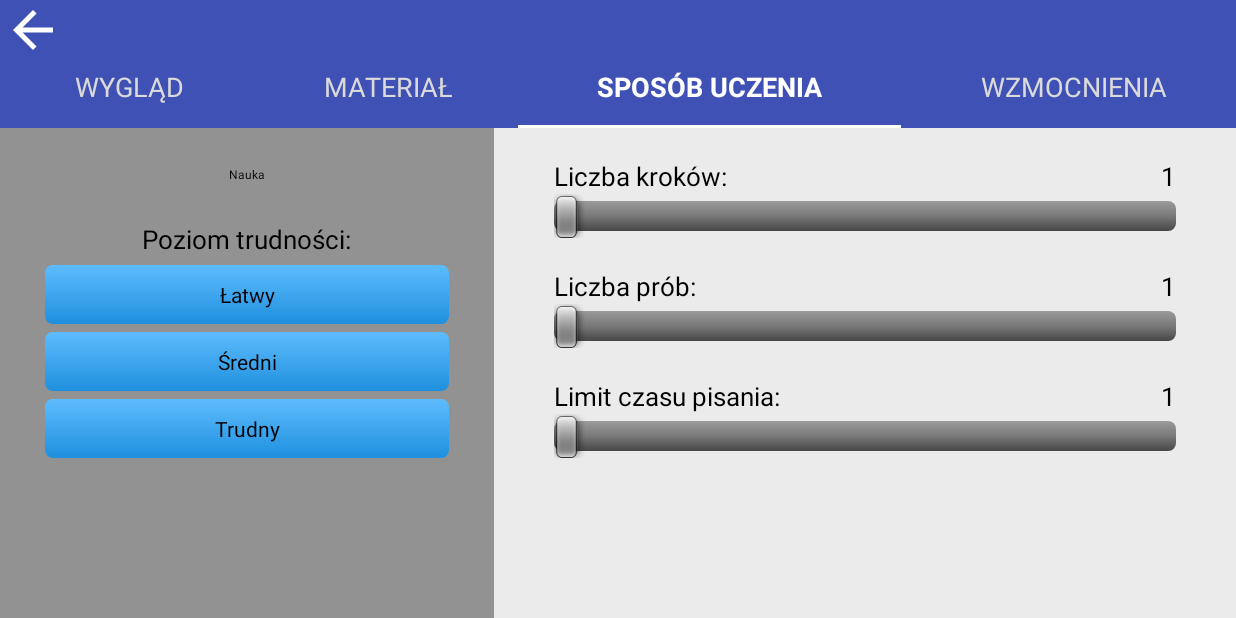
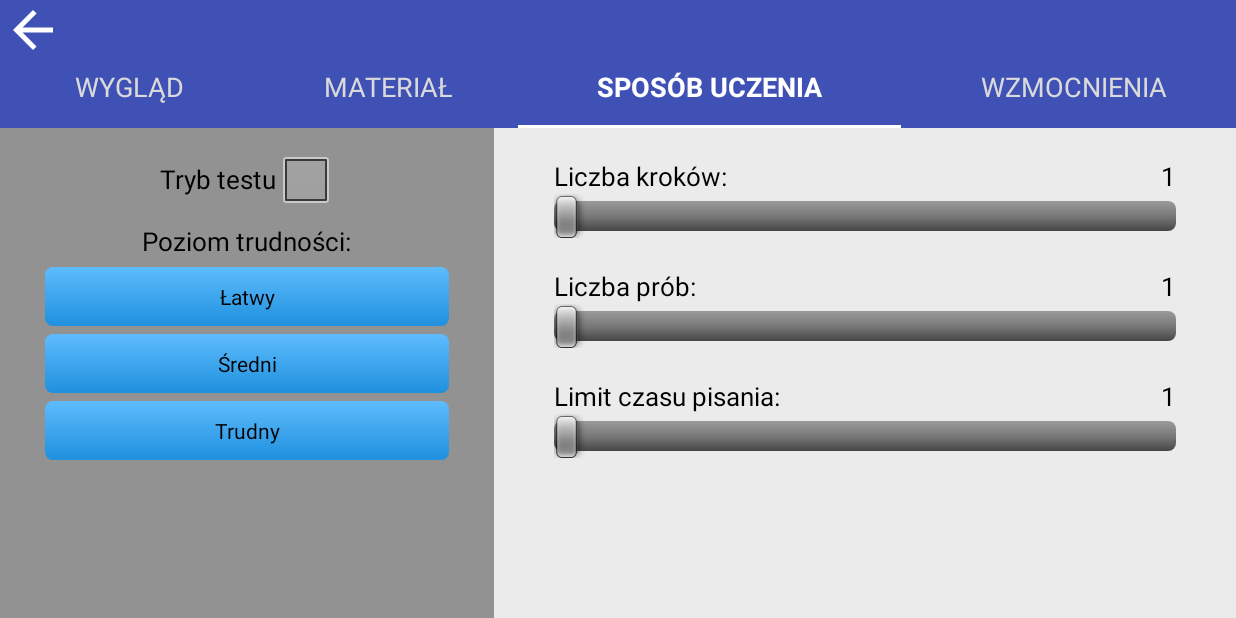
Before and after one commit to szotowicz/Friendly_letters, an Android app: the SettingsTabsActivity screen opened directly, with no data from a screen before it, after a tap on "SPOSÓB UCZENIA", on a phone screen of 824 x 412 dp (held sideways). Run offline under Robolectric (Android 15) with nearby library versions, the phone set to English and light mode, and no system bars; 14 statements that could not run were skipped; 2 other taps on this screen came first.

Commit message:
Test mode

```diff
--- a/app/src/main/assets/settings/configurations.json
+++ b/app/src/main/assets/settings/configurations.json
@@ -1 +1 @@
-[{"configurationName":"Domyślna konfiguracja","configurationActivated":true,"difficultyLevel":1,"numberOfLevels":40,"numberOfRepetitions":10,"timeLimit":7,"materialColors":["0"],"traceColors":["0"],"backgroundColors":["0"],"availableShapes":["FLshape_a.png","FLshape_b.png","FLshape_c.png","FLshape_1.png","FLshape_2.png","FLshape_3.png"],"availableCommands":["0"],"commandsReading":false,"commandsDisplaying":true,"availableVerbalPraises":["0"],"verbalPraisesReading":false}]
+[{"configurationName":"Domyślna konfiguracja","configurationActivated":true,"testMode":false,"difficultyLevel":1,"numberOfLevels":40,"numberOfRepetitions":10,"timeLimit":7,"materialColors":["0"],"traceColors":["0"],"backgroundColors":["0"],"availableShapes":["FLshape_a.png","FLshape_b.png","FLshape_c.png","FLshape_1.png","FLshape_2.png","FLshape_3.png"],"availableCommands":["0"],"commandsReading":false,"commandsDisplaying":true,"availableVerbalPraises":["0"],"verbalPraisesReading":false}]
--- a/app/src/main/java/com/pg/mikszo/friendlyletters/SettingsTabsActivity.java
+++ b/app/src/main/java/com/pg/mikszo/friendlyletters/SettingsTabsActivity.java
@@ -111,7 +111,6 @@ public class SettingsTabsActivity extends Activity {
     public void addMaterialToResourcesOnClick(View view) {
         final AddNewMaterial addNewMaterial = findViewById(R.id.addingShapeView);
 
-
         AlertDialog.Builder builder = new AlertDialog.Builder(this, AlertDialog.THEME_DEVICE_DEFAULT_LIGHT);
         builder.setTitle(R.string.check_creating_material_title);
         builder.setMessage(R.string.check_creating_material_message);
@@ -127,6 +126,10 @@ public class SettingsTabsActivity extends Activity {
                     if (!Character.isLetterOrDigit(markForNewMaterial.charAt(0))) {
                         markForNewMaterial = "";
                     }
+                    addNewMaterial.saveScreenImage(markForNewMaterial);
+                    addNewMaterial.cleanScreen();
+                    dialog.dismiss();
+                } else if (markForNewMaterial.length() == 0) {
                     addNewMaterial.saveScreenImage(markForNewMaterial);
                     addNewMaterial.cleanScreen();
                     dialog.dismiss();
--- a/app/src/main/java/com/pg/mikszo/friendlyletters/settings/Configuration.java
+++ b/app/src/main/java/com/pg/mikszo/friendlyletters/settings/Configuration.java
@@ -10,7 +10,21 @@
  */
 package com.pg.mikszo.friendlyletters.settings;
 
-public class Configuration extends Settings {
+public class Configuration {
     public String configurationName;
     public boolean configurationActivated;
+    public boolean testMode;
+    public int difficultyLevel;
+    public int numberOfLevels;
+    public int numberOfRepetitions;
+    public int timeLimit;
+    public String[] materialColors;
+    public String[] traceColors;
+    public String[] backgroundColors;
+    public String[] availableShapes;
+    public String[] availableCommands;
+    public boolean commandsReading;
+    public boolean commandsDisplaying;
+    public String[] availableVerbalPraises;
+    public boolean verbalPraisesReading;
 }
--- a/app/src/main/java/com/pg/mikszo/friendlyletters/settings/Settings.java
+++ /dev/null
@@ -1,27 +0,0 @@
-/*
- ******************************************************************************************
- *
- *    Part of the master's thesis
- *    Topic: "Supporting the development of fine motor skills in children using IT tools"
- *
- *    FRIENDLY LETTERS created by Mikolaj Szotowicz : https://github.com/szotowicz
- *
- ****************************************************************************************
- */
-package com.pg.mikszo.friendlyletters.settings;
-
-public class Settings {
-    public int difficultyLevel;
-    public int numberOfLevels;
-    public int numberOfRepetitions;
-    public int timeLimit;
-    public String[] materialColors;
-    public String[] traceColors;
-    public String[] backgroundColors;
-    public String[] availableShapes;
-    public String[] availableCommands;
-    public boolean commandsReading;
-    public boolean commandsDisplaying;
-    public String[] availableVerbalPraises;
-    public boolean verbalPraisesReading;
-}
--- a/app/src/main/java/com/pg/mikszo/friendlyletters/views/configurationApp/TabMenuLearning.java
+++ b/app/src/main/java/com/pg/mikszo/friendlyletters/views/configurationApp/TabMenuLearning.java
@@ -15,6 +15,8 @@ import android.graphics.drawable.Drawable;
 import android.support.v4.content.ContextCompat;
 import android.view.View;
 import android.widget.Button;
+import android.widget.CheckBox;
+import android.widget.CompoundButton;
 import android.widget.SeekBar;
 import android.widget.TextView;
 
@@ -41,10 +43,25 @@ public class TabMenuLearning {
     }
 
     private void createViewElements() {
+        createLearningModeView();
         createDifficultyLevelView();
         createLevelCountView();
         createAttemptCountView();
         createTimeLimitView();
+    }
+
+    private void createLearningModeView() {
+        CheckBox learningModeCheckBox = activity.findViewById(R.id.settings_learning_mode);
+        learningModeCheckBox.setChecked(configuration.testMode);
+        learningModeCheckBox.setOnCheckedChangeListener(new CompoundButton.OnCheckedChangeListener() {
+            @Override
+            public void onCheckedChanged(CompoundButton compoundButton, boolean b) {
+                configuration.testMode = !configuration.testMode;
+                settingsManager.updateFileWithConfigurations(configuration, configurationID);
+                SeekBar seekBarAttemptCount = activity.findViewById(R.id.seek_bar_attempt_count);
+                seekBarAttemptCount.setEnabled(!configuration.testMode);
+            }
+        });
     }
 
     private void createDifficultyLevelView() {
@@ -132,6 +149,9 @@ public class TabMenuLearning {
         seekBarAttemptCount.setMax(attemptCountMax - attemptCountMin);
         seekBarAttemptCount.setProgress(configuration.numberOfRepetitions - attemptCountMin);
         attemptCountMonitor.setText(String.valueOf(seekBarAttemptCount.getProgress() + attemptCountMin));
+        if (configuration.testMode) {
+            seekBarAttemptCount.setEnabled(false);
+        } else {
             seekBarAttemptCount.setOnSeekBarChangeListener(new SeekBar.OnSeekBarChangeListener() {
                 @Override
                 public void onStopTrackingTouch(SeekBar seekBar) {
@@ -149,6 +169,7 @@ public class TabMenuLearning {
                     settingsManager.updateFileWithConfigurations(configuration, configurationID);
                 }
             });
+        }
     }
 
     private void createTimeLimitView() {
--- a/app/src/main/res/layout/activity_settings_tab_learning.xml
+++ b/app/src/main/res/layout/activity_settings_tab_learning.xml
@@ -130,20 +130,32 @@
             android:gravity="center_horizontal"
             android:orientation="vertical"
             android:paddingLeft="30dp"
-            android:paddingTop="20dp"
+            android:paddingTop="10dp"
             android:paddingRight="30dp">
 
-            <Switch
-                android:id="@+id/switch_learning_mode"
-                android:layout_width="wrap_content"
+            <LinearLayout
+                android:layout_width="match_parent"
                 android:layout_height="wrap_content"
-                android:textOff="Nauka"
-                android:textOn="Test" />
+                android:gravity="center"
+                android:orientation="horizontal">
+
+                <TextView
+                    android:layout_width="wrap_content"
+                    android:layout_height="wrap_content"
+                    android:text="@string/settings_tab_learning_learning_mode"
+                    android:textColor="@color/color_settings_content_font"
+                    android:textSize="@dimen/settings_learning_content_font_size" />
+
+                <CheckBox
+                    android:id="@+id/settings_learning_mode"
+                    android:layout_width="wrap_content"
+                    android:layout_height="wrap_content" />
+            </LinearLayout>
 
             <TextView
                 android:layout_width="wrap_content"
                 android:layout_height="wrap_content"
-                android:layout_marginTop="20dp"
+                android:layout_marginTop="5dp"
                 android:text="@string/settings_tab_learning_difficulty_level"
                 android:textColor="@color/color_settings_content_font"
                 android:textSize="@dimen/settings_learning_content_font_size" />
```
Also changed, not shown: app/src/main/java/com/pg/mikszo/friendlyletters/GameMainActivity.java (+17 -15 lines), app/src/main/java/com/pg/mikszo/friendlyletters/logger/LoggerCSV.java (+4 -4 lines), app/src/main/java/com/pg/mikszo/friendlyletters/views/configurationApp/TabMenuReinforcement.java (+12 -0 lines), app/src/main/java/com/pg/mikszo/friendlyletters/views/game/DrawingInGameView.java (+13 -7 lines). Lines whose indentation alone changed are shown as unchanged.
